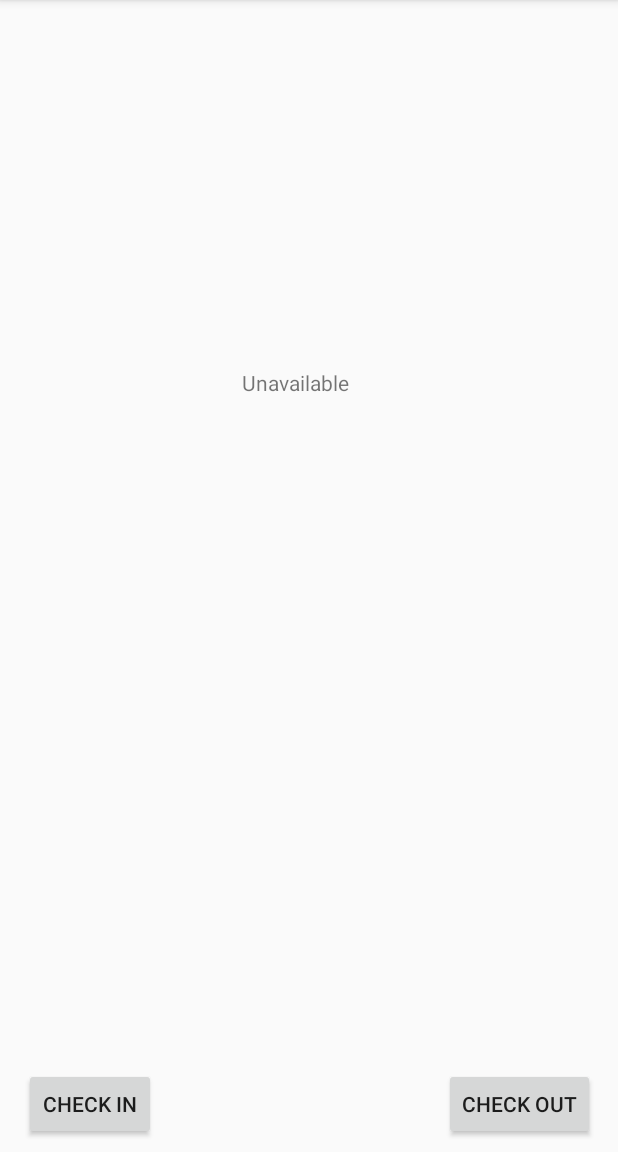
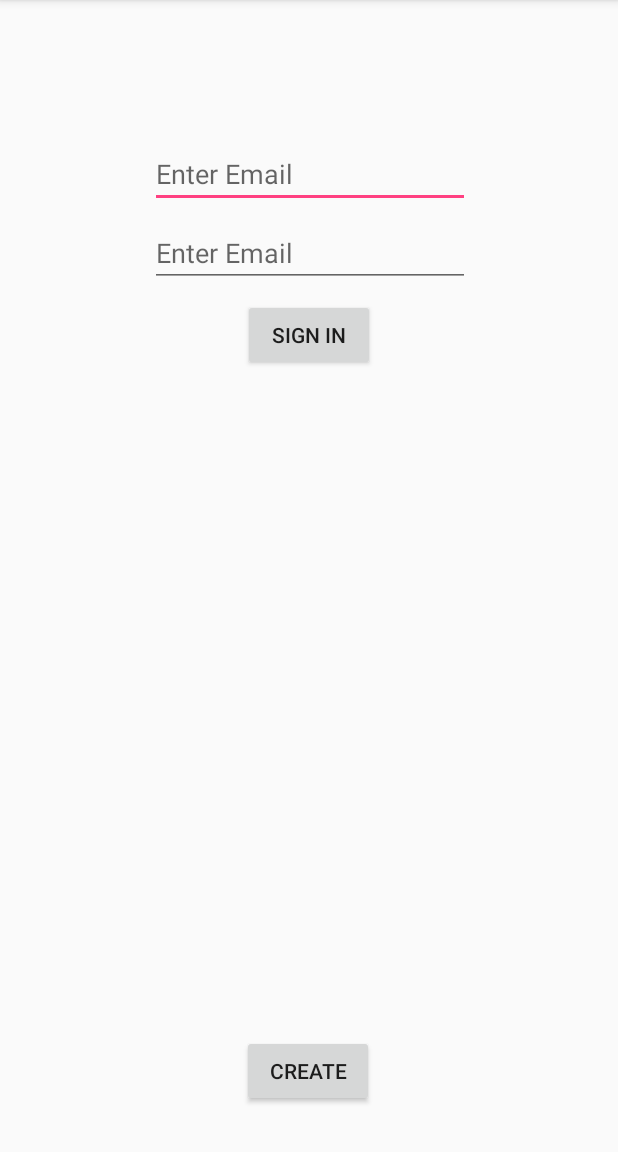
Before and after one commit to JRMalesky/LIbraryManager, an Android app: the screen it shows after launch (MainActivity before the commit, LogInActivity after it), on a phone screen of 412 x 824 dp, the part 84-1236 px from its top. Run offline under Robolectric (Android 15) with nearby library versions, the phone set to English and light mode, and no system bars; our stand-ins replace Firebase (no records; nobody signed in at launch, a user with empty details on screens opened directly).

Commit message:
Finished Log in. Create new Account and sign out.

```diff
--- a/app/build.gradle
+++ b/app/build.gradle
@@ -28,6 +28,7 @@ dependencies {
     compile 'com.android.support.constraint:constraint-layout:1.0.2'
     compile 'com.google.firebase:firebase-core:10.2.6'
     compile 'com.google.firebase:firebase-database:10.2.6'
+    compile 'com.google.firebase:firebase-auth:10.2.6'
     testCompile 'junit:junit:4.12'
 }
 apply plugin: 'com.google.gms.google-services'
--- /dev/null
+++ b/app/src/main/java/com/example/andres/librarymanager/LogInActivity.java
@@ -0,0 +1,83 @@
+package com.example.andres.librarymanager;
+
+import android.content.Intent;
+import android.support.annotation.NonNull;
+import android.support.v7.app.AppCompatActivity;
+import android.os.Bundle;
+import android.util.Log;
+import android.view.View;
+import android.widget.Button;
+import android.widget.EditText;
+
+import com.google.firebase.auth.FirebaseAuth;
+import com.google.firebase.auth.FirebaseUser;
+
+
+public class LogInActivity extends AppCompatActivity {
+
+    private static final String TAG = "LogInAvtivity";
+    private FirebaseAuth mAuth;
+
+    private FirebaseAuth.AuthStateListener mAuthListener;
+    private EditText mEmail;
+    private EditText mPass;
+    private Button mLogin;
+    private Button mCreate;
+
+    @Override
+    protected void onCreate(Bundle savedInstanceState) {
+        super.onCreate(savedInstanceState);
+        setContentView(R.layout.activity_log_in);
+        mEmail = (EditText) findViewById(R.id.editTextEmail);
+        mPass = (EditText) findViewById(R.id.editTextPass);
+        mLogin = (Button) findViewById(R.id.buttonLogin);
+        mCreate = (Button) findViewById(R.id.buttonCreate);
+        mAuth = FirebaseAuth.getInstance();
+        mAuthListener = new FirebaseAuth.AuthStateListener() {
+            @Override
+            public void onAuthStateChanged(@NonNull FirebaseAuth firebaseAuth) {
+                FirebaseUser user = firebaseAuth.getCurrentUser();
+
+                if (user != null) {
+                    // User is signed in
+                    Log.d(TAG, "onAuthStateChanged:signed_in:" + user.getUid());
+                    startActivity(new Intent(LogInActivity.this, MainActivity.class));
+                } else {
+                    // User is signed out
+                    Log.d(TAG, "onAuthStateChanged:signed_out");
+                }
+
+            }
+
+        };
+        mLogin.setOnClickListener(new View.OnClickListener() {
+            @Override
+            public void onClick(View v) {
+                String Email = mEmail.getText().toString();
+                String Pass = mPass.getText().toString();
+                if(!Email.equals("") && !Pass.equals(""))
+                {
+                    mAuth.signInWithEmailAndPassword(Email, Pass);
+                }
+            }
+        });
+        mCreate.setOnClickListener(new View.OnClickListener() {
+            @Override
+            public void onClick(View v) {
+                startActivity(new Intent(LogInActivity.this, CreateActivity.class));
+            }
+        });
+    }
+    @Override
+    public void onStart() {
+        super.onStart();
+        mAuth.addAuthStateListener(mAuthListener);
+    }
+    @Override
+    public void onStop() {
+        super.onStop();
+        if (mAuthListener != null) {
+            mAuth.removeAuthStateListener(mAuthListener);
+        }
+    }
+}
--- /dev/null
+++ b/app/src/main/res/layout/activity_log_in.xml
@@ -0,0 +1,63 @@
+<?xml version="1.0" encoding="utf-8"?>
+<android.support.constraint.ConstraintLayout xmlns:android="http://schemas.android.com/apk/res/android"
+    xmlns:app="http://schemas.android.com/apk/res-auto"
+    xmlns:tools="http://schemas.android.com/tools"
+    android:layout_width="match_parent"
+    android:layout_height="match_parent"
+    tools:context="com.example.andres.librarymanager.LogInActivity">
+
+    <EditText
+        android:id="@+id/editTextEmail"
+        android:layout_width="wrap_content"
+        android:layout_height="wrap_content"
+        android:layout_marginLeft="8dp"
+        android:layout_marginRight="8dp"
+        android:layout_marginTop="93dp"
+        android:ems="10"
+        android:hint="Enter Email"
+        android:inputType="textPersonName"
+        app:layout_constraintHorizontal_bias="0.503"
+        app:layout_constraintLeft_toLeftOf="parent"
+        app:layout_constraintRight_toRightOf="parent"
+        app:layout_constraintTop_toTopOf="parent" />
+
+    <EditText
+        android:id="@+id/editTextPass"
+        android:layout_width="wrap_content"
+        android:layout_height="wrap_content"
+        android:layout_marginLeft="8dp"
+        android:layout_marginRight="8dp"
+        android:layout_marginTop="7dp"
+        android:ems="10"
+        android:hint="Enter Email"
+        android:inputType="textPassword"
+        app:layout_constraintHorizontal_bias="0.503"
+        app:layout_constraintLeft_toLeftOf="parent"
+        app:layout_constraintRight_toRightOf="parent"
+        app:layout_constraintTop_toBottomOf="@+id/editTextEmail" />
+
+    <Button
+        android:id="@+id/buttonLogin"
+        android:layout_width="wrap_content"
+        android:layout_height="wrap_content"
+        android:layout_marginLeft="8dp"
+        android:layout_marginRight="8dp"
+        android:layout_marginTop="8dp"
+        android:text="Sign IN"
+        app:layout_constraintLeft_toLeftOf="parent"
+        app:layout_constraintRight_toRightOf="parent"
+        app:layout_constraintTop_toBottomOf="@+id/editTextPass" />
+
+    <Button
+        android:id="@+id/buttonCreate"
+        android:layout_width="wrap_content"
+        android:layout_height="wrap_content"
+        android:layout_marginBottom="30dp"
+        android:layout_marginLeft="16dp"
+        android:layout_marginRight="8dp"
+        android:text="Create"
+        app:layout_constraintBottom_toBottomOf="parent"
+        app:layout_constraintHorizontal_bias="0.485"
+        app:layout_constraintLeft_toLeftOf="parent"
+        app:layout_constraintRight_toRightOf="parent" />
+</android.support.constraint.ConstraintLayout>
```
Also changed, not shown: app/src/main/AndroidManifest.xml (+7 -3 lines), app/src/main/java/com/example/andres/librarymanager/CreateActivity.java (added, +102 -0 lines), app/src/main/java/com/example/andres/librarymanager/MainActivity.java (+40 -4 lines), app/src/main/res/layout/activity_create.xml (added, +63 -0 lines), app/src/main/res/layout/activity_main.xml (+12 -0 lines).
